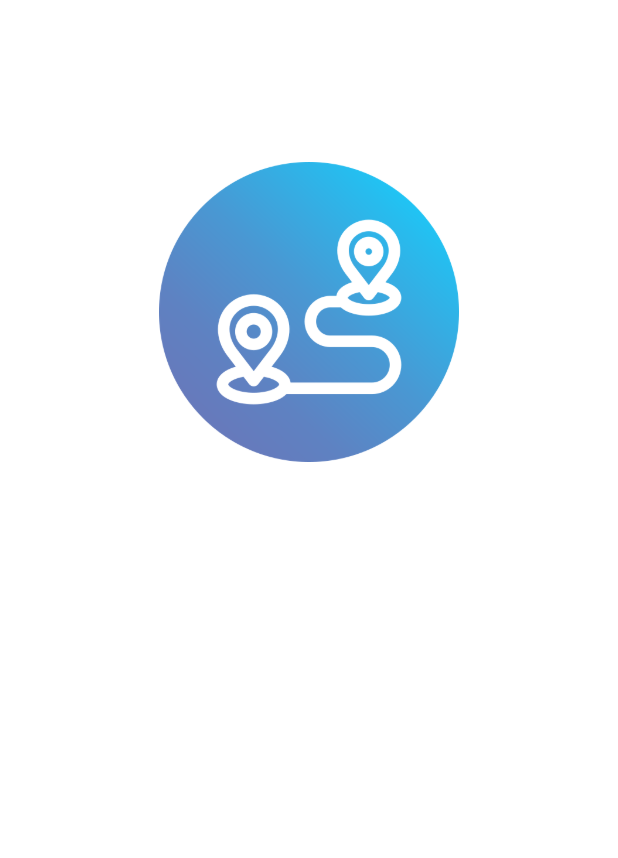
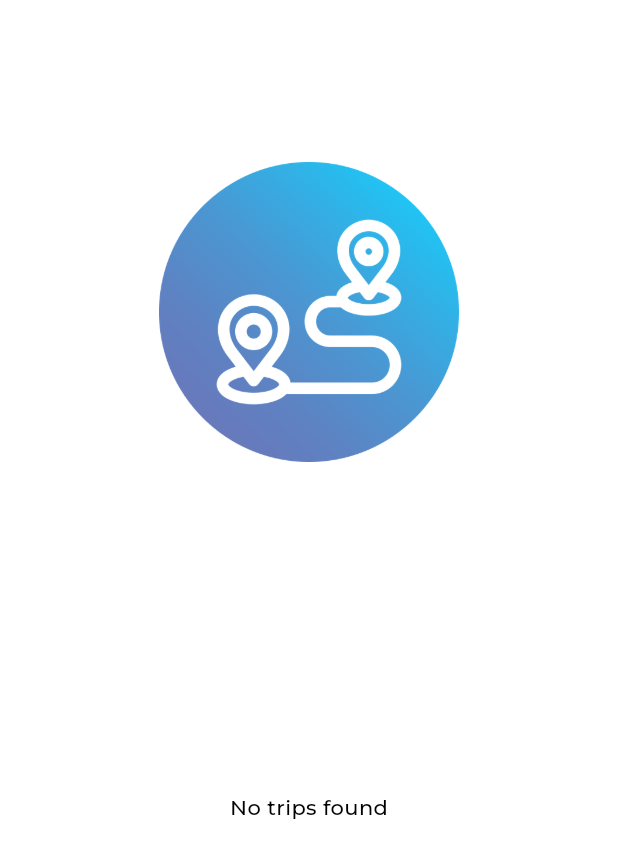
Before and after one commit to AmmarSultanDev/car_go_pfe_lp_j2ee_driver, a Flutter app: the TripsScreen screen opened directly, on a phone screen of 412 x 824 dp. Shown: the top 858 px of the screen. Run offline on Flutter 3.47's test engine with Material 3 defaults, Android fonts, the phone set to English and light mode, and no system bars; our stand-ins replace audioplayers, cloud_firestore, connectivity_plus, device_info_plus, firebase_auth, firebase_core and 10 more; missing offline and left inert: firebase_app_check, flutter_geofire, flutter_polyline_points, restart; accounts and stored records are empty; generated files the repository leaves out were written again; network calls fail; statements that could not run were skipped.

Commit message:
refactor: Improve trips screen UI and handling of empty trip list
This commit updates the `TripsScreen` class in `trips_screen.dart` to improve the UI and handling of an empty trip list. Instead of displaying an empty `ListView`, the screen now shows a message indicating that no trips were found. This change enhances the user experience by providing clearer feedback when there are no trips to display.

```diff
--- a/lib/screens/profile_screen.dart
+++ b/lib/screens/profile_screen.dart
@@ -311,6 +311,8 @@ class _ProfileScreenState extends State<ProfileScreen> {
               color: Theme.of(context).cardColor.withOpacity(0.2),
               child: Padding(
                 padding: const EdgeInsets.all(8.0),
+                child: Padding(
+                  padding: const EdgeInsets.all(8.0),
                   child: Column(
                     children: [
                       SizedBox(
@@ -386,7 +388,8 @@ class _ProfileScreenState extends State<ProfileScreen> {
                                     height: 60,
                                     child: isEditing
                                         ? TextField(
-                                          controller: _vehiculeModelController,
+                                            controller:
+                                                _vehiculeModelController,
                                             decoration: const InputDecoration(
                                                 labelText: 'Vehicle Model'),
                                           )
@@ -395,7 +398,8 @@ class _ProfileScreenState extends State<ProfileScreen> {
                                     height: 60,
                                     child: isEditing
                                         ? TextField(
-                                          controller: _vehiculeColorController,
+                                            controller:
+                                                _vehiculeColorController,
                                             decoration: const InputDecoration(
                                                 labelText: 'Vehicle Color'),
                                           )
@@ -441,11 +445,13 @@ class _ProfileScreenState extends State<ProfileScreen> {
                                             driver?.vehiculePlateNumber
                                         ? ''
                                         : _vehiculePlateNumberController!.text,
-                              'vehiculeModel': _vehiculeModelController!.text ==
+                                'vehiculeModel':
+                                    _vehiculeModelController!.text ==
                                             driver?.vehiculeModel
                                         ? ''
                                         : _vehiculeModelController!.text,
-                              'vehiculeColor': _vehiculeColorController!.text ==
+                                'vehiculeColor':
+                                    _vehiculeColorController!.text ==
                                             driver?.vehiculeColor
                                         ? ''
                                         : _vehiculeColorController!.text,
@@ -460,7 +466,8 @@ class _ProfileScreenState extends State<ProfileScreen> {
                                   isEditing = false;
                                 });
 
-                              await Future.delayed(const Duration(seconds: 3));
+                                await Future.delayed(
+                                    const Duration(seconds: 3));
 
                                 restart();
                               } else if (result == 'email-verification-sent') {
@@ -468,7 +475,8 @@ class _ProfileScreenState extends State<ProfileScreen> {
                                     'Email verification link sent. Please verify your email',
                                     context);
 
-                              await Future.delayed(const Duration(seconds: 3));
+                                await Future.delayed(
+                                    const Duration(seconds: 3));
 
                                 restart();
                               } else {
@@ -497,6 +505,7 @@ class _ProfileScreenState extends State<ProfileScreen> {
                   ),
                 ),
               ),
+            ),
           ],
         ),
       ),
--- a/lib/screens/trips_screen.dart
+++ b/lib/screens/trips_screen.dart
@@ -45,7 +45,18 @@ class _TripsScreenState extends State<TripsScreen> {
             const SizedBox(
               height: 20,
             ),
-            ListView.builder(
+            endedTripDetails.isEmpty
+                ? const Column(
+                    children: [
+                      SizedBox(
+                        height: 200,
+                      ),
+                      Center(
+                        child: Text('No trips found'),
+                      ),
+                    ],
+                  )
+                : ListView.builder(
                     shrinkWrap: true,
                     physics: const NeverScrollableScrollPhysics(),
                     itemCount: endedTripDetails.length,
```
Lines whose indentation alone changed are shown as unchanged.
